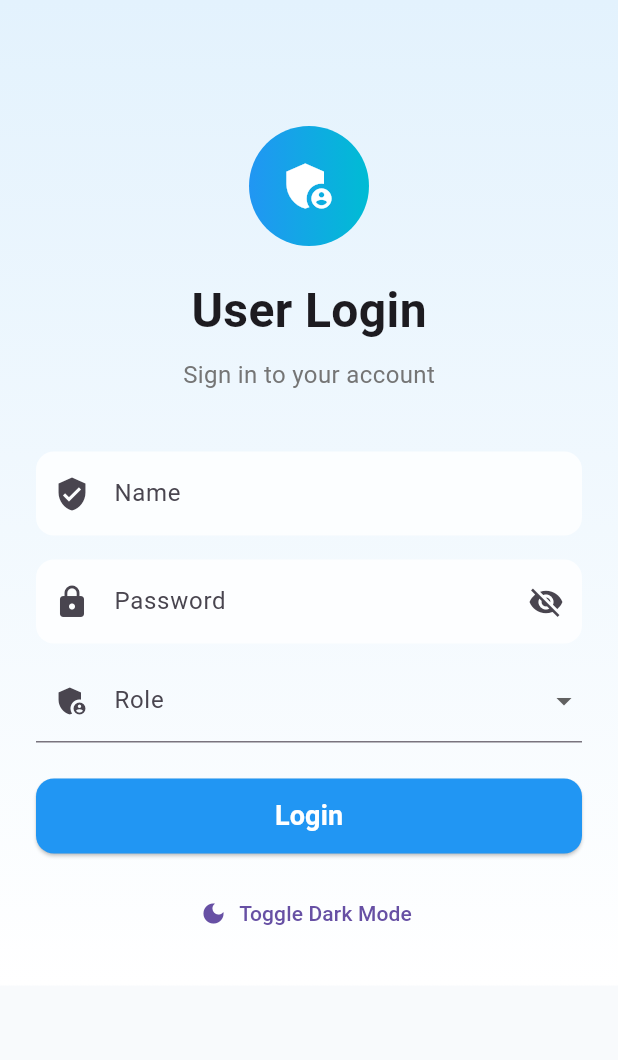
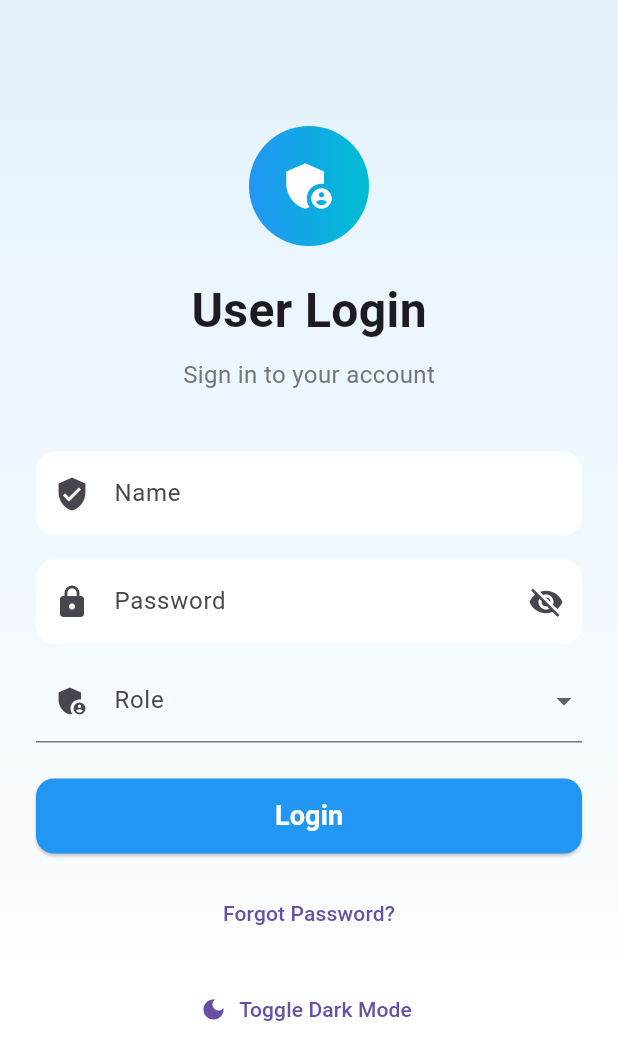
Before and after one commit to vaishvi16/project_management_user, a Flutter app: the screen it shows after launch, on a phone screen of 412 x 824 dp. Shown: the top 1060 px of the screen. Run offline on Flutter 3.47's test engine with Material 3 defaults, Android fonts, the phone set to English and light mode, and no system bars; our stand-ins replace shared_preferences.

Commit message:
Add Forgot Password

```diff
--- a/lib/screens/login_screen.dart
+++ b/lib/screens/login_screen.dart
@@ -137,6 +137,8 @@ class _LoginScreenState extends State<LoginScreen> {
                     ),
                   ),
                   const SizedBox(height: 16),
+                  TextButton(onPressed: (){}, child: Text("Forgot Password?")),
+                  const SizedBox(height: 16),
                   // Theme Toggle (for demo)
                   TextButton.icon(
                     onPressed: () => themeProvider.toggleTheme(),
```
